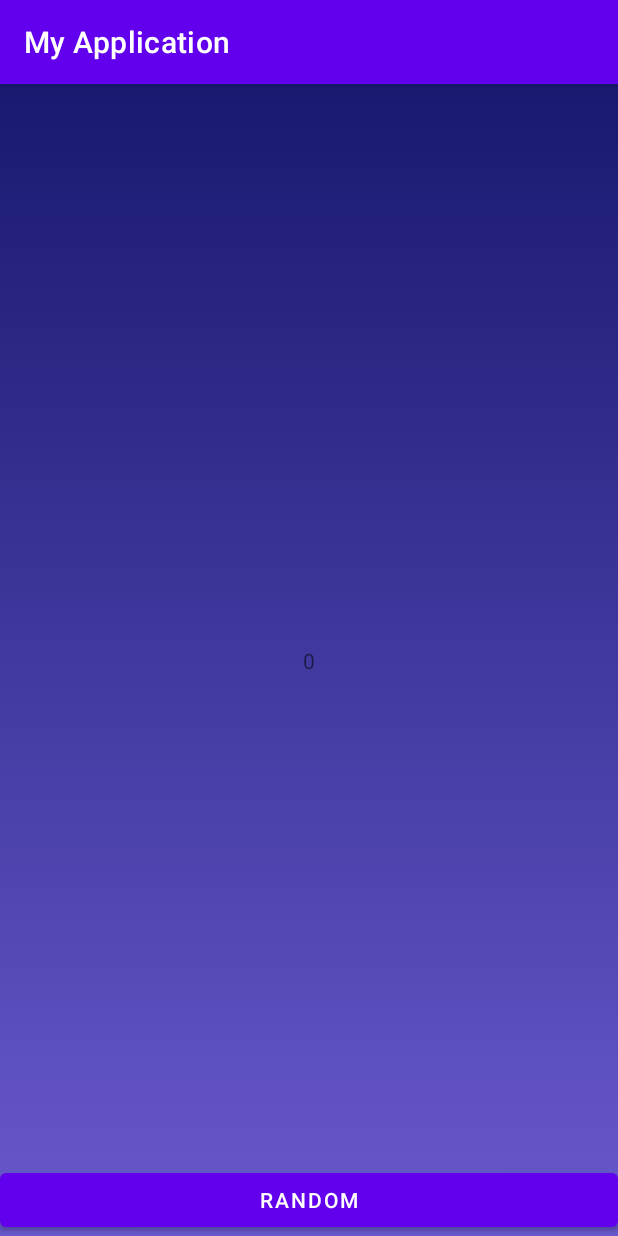
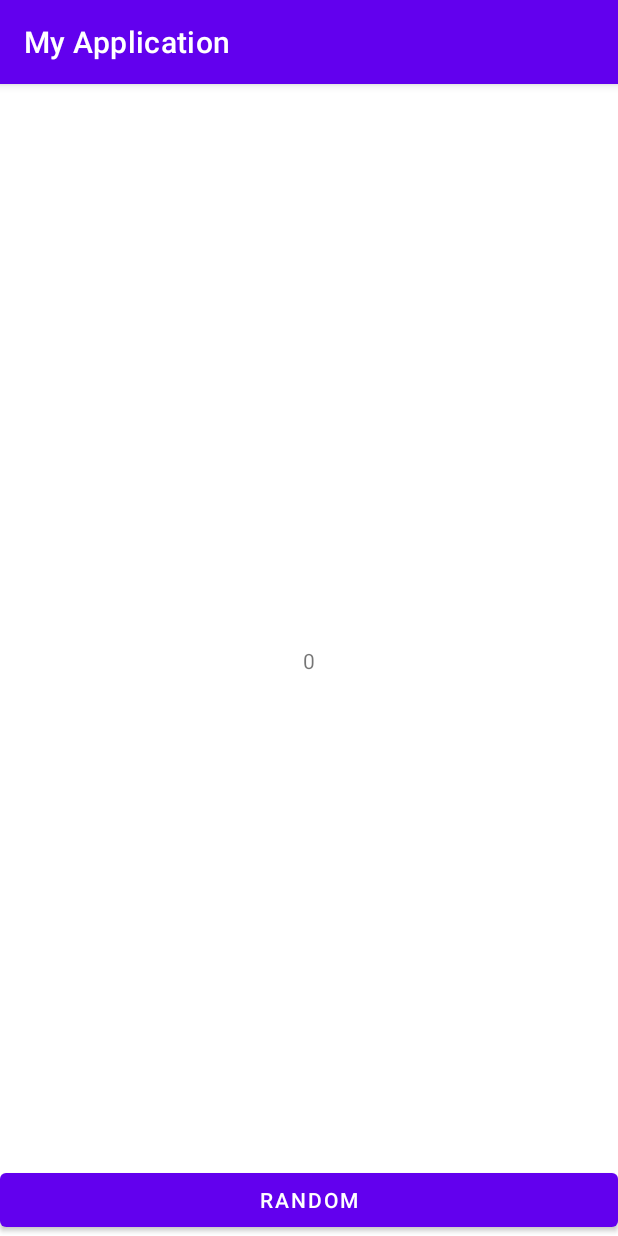
Before and after one commit to luana-barbosa/Random_number, an Android app: the screen it shows after launch (MainActivity), on a phone screen of 412 x 824 dp. Run offline under Robolectric (Android 15) with nearby library versions, the phone set to English and light mode, and no system bars.

Commit message:
Aplicativo de sorteio de numeros aleatorios

```diff
--- a/app/src/main/res/drawable/background_main.xml
+++ /dev/null
@@ -1,13 +0,0 @@
-<?xml version="1.0" encoding="utf-8"?>
-<selector xmlns:android="http://schemas.android.com/apk/res/android">
-    <item>
-        <shape>
-            <gradient
-                android:angle="90"
-                android:startColor="#6959CD"
-                android:endColor="#191970"
-                android:type="linear"
-                />
-        </shape>
-    </item>
-</selector>
--- a/app/src/main/res/layout/activity_main.xml
+++ b/app/src/main/res/layout/activity_main.xml
@@ -4,7 +4,6 @@
     xmlns:tools="http://schemas.android.com/tools"
     android:layout_width="match_parent"
     android:layout_height="match_parent"
-    android:background="@drawable/background_main"
     tools:context=".MainActivity">
 
     <TextView
```
